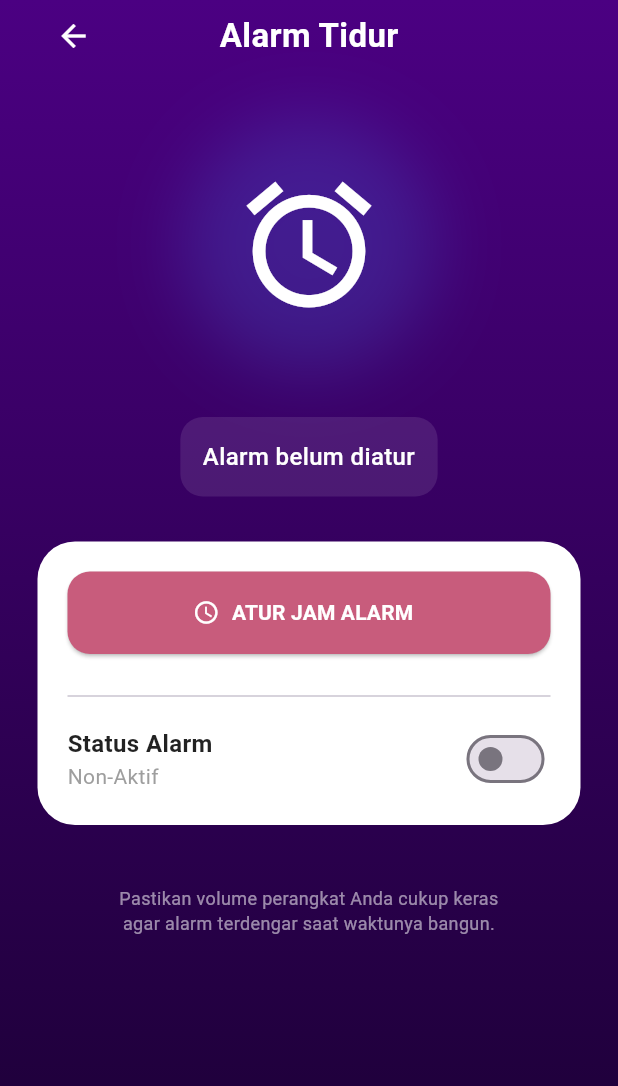
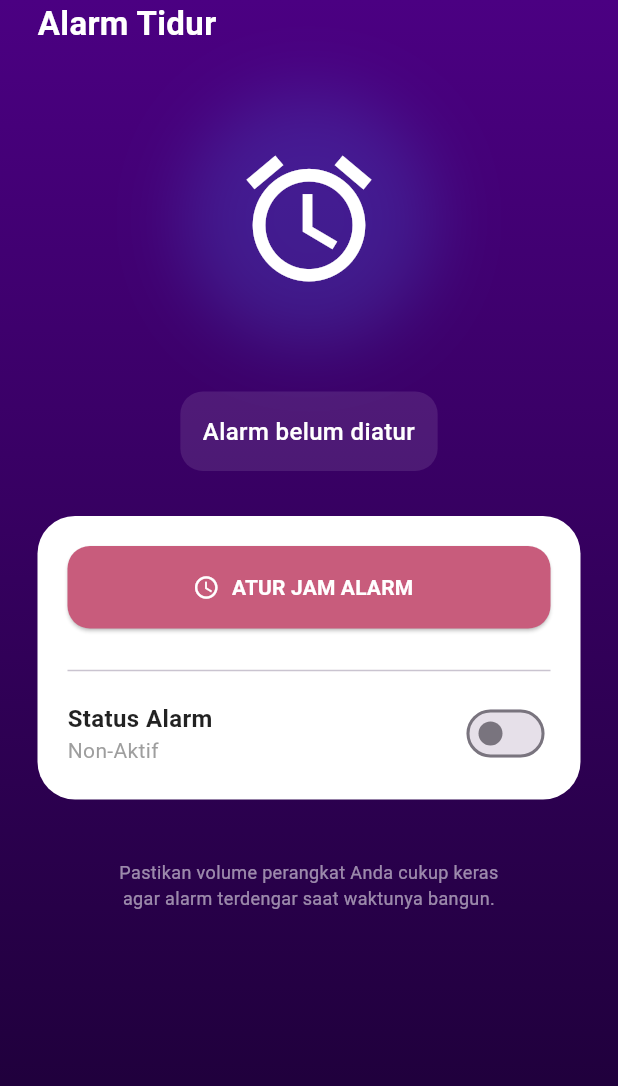
Before and after one commit to ardhidwi/Tugas-Ri, a Flutter app: the AlarmTidurView screen opened by its route, on a phone screen of 412 x 824 dp. Shown: the top 1086 px of the screen. Run offline on Flutter 3.47's test engine with Material 3 defaults, Android fonts, the phone set to English and light mode, and no system bars; our stand-ins replace audioplayers, cloud_firestore, firebase_analytics, firebase_auth, firebase_core, fl_chart and 3 more; missing offline and left inert: android_alarm_manager_plus, workmanager; accounts and stored records are empty.

Commit message:
fix button alarm

```diff
--- a/lib/modules/alarm_tidur/views/alarm_tidur_view.dart
+++ b/lib/modules/alarm_tidur/views/alarm_tidur_view.dart
@@ -37,10 +37,10 @@ class AlarmTidurView extends GetView<AlarmTidurController> {
                   Row(
                     mainAxisAlignment: MainAxisAlignment.spaceBetween,
                     children: [
-                      IconButton(
-                        icon: const Icon(Icons.arrow_back, color: Colors.white),
-                        onPressed: () => Get.back(),
-                      ),
+                      // IconButton(
+                      //   icon: const Icon(Icons.arrow_back, color: Colors.white),
+                      //   onPressed: () => Get.back(),
+                      // ),
                       const Text(
                         "Alarm Tidur",
                         style: TextStyle(
@@ -196,7 +196,7 @@ class AlarmTidurView extends GetView<AlarmTidurController> {
                               ),
                               Switch(
                                 value: ctrl.isAlarmActive.value,
-                                activeColor: const Color(0xFFC85C7C),
+                                activeThumbColor: const Color(0xFFC85C7C),
                                 onChanged: (value) {
                                   if (value) {
                                     if (ctrl.selectedTime.value != null) {
```
